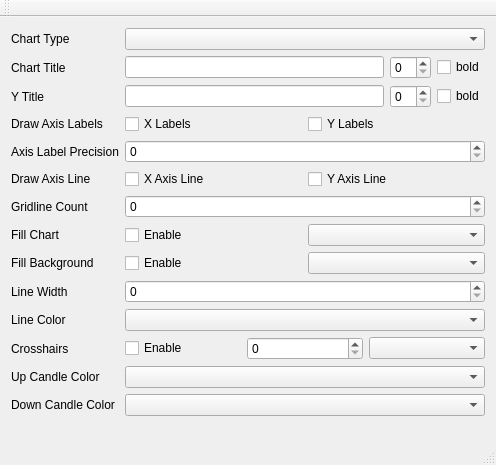
presstab/psscharts, file chartexamples/mainwindow.ui: the form before one commit.
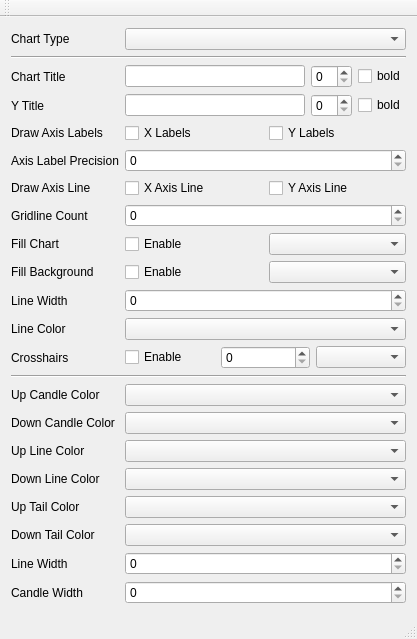
The form after the commit.

```diff
--- a/chartexamples/mainwindow.ui
+++ b/chartexamples/mainwindow.ui
@@ -6,8 +6,8 @@
    <rect>
     <x>0</x>
     <y>0</y>
-    <width>496</width>
-    <height>465</height>
+    <width>417</width>
+    <height>639</height>
    </rect>
   </property>
   <property name="windowTitle">
@@ -32,14 +32,21 @@
         <item row="0" column="1">
          <widget class="QComboBox" name="comboBoxChartType"/>
         </item>
-        <item row="1" column="0">
+        <item row="1" column="0" colspan="2">
+         <widget class="Line" name="line_2">
+          <property name="orientation">
+           <enum>Qt::Horizontal</enum>
+          </property>
+         </widget>
+        </item>
+        <item row="2" column="0">
          <widget class="QLabel" name="label">
           <property name="text">
            <string>Chart Title</string>
           </property>
          </widget>
         </item>
-        <item row="1" column="1">
+        <item row="2" column="1">
          <layout class="QHBoxLayout" name="horizontalLayout_6">
           <item>
            <widget class="QLineEdit" name="lineeditChartTitle"/>
@@ -56,14 +63,14 @@
           </item>
          </layout>
         </item>
-        <item row="2" column="0">
+        <item row="3" column="0">
          <widget class="QLabel" name="label_2">
           <property name="text">
            <string>Y Title</string>
           </property>
          </widget>
         </item>
-        <item row="2" column="1">
+        <item row="3" column="1">
          <layout class="QHBoxLayout" name="horizontalLayout_7">
           <item>
            <widget class="QLineEdit" name="lineeditYTitle"/>
@@ -80,14 +87,14 @@
           </item>
          </layout>
         </item>
-        <item row="3" column="0">
+        <item row="4" column="0">
          <widget class="QLabel" name="label_3">
           <property name="text">
            <string>Draw Axis Labels</string>
           </property>
          </widget>
         </item>
-        <item row="3" column="1">
+        <item row="4" column="1">
          <layout class="QHBoxLayout" name="horizontalLayout_2">
           <item>
            <widget class="QCheckBox" name="checkboxDrawXTitle">
@@ -105,24 +112,24 @@
           </item>
          </layout>
         </item>
-        <item row="4" column="0">
+        <item row="5" column="0">
          <widget class="QLabel" name="label_10">
           <property name="text">
            <string>Axis Label Precision</string>
           </property>
          </widget>
         </item>
-        <item row="4" column="1">
+        <item row="5" column="1">
          <widget class="QSpinBox" name="spinboxYLabelPrecision"/>
         </item>
-        <item row="5" column="0">
+        <item row="6" column="0">
          <widget class="QLabel" name="label_4">
           <property name="text">
            <string>Draw Axis Line</string>
           </property>
          </widget>
         </item>
-        <item row="5" column="1">
+        <item row="6" column="1">
          <layout class="QHBoxLayout" name="horizontalLayout_3">
           <item>
            <widget class="QCheckBox" name="checkboxDrawXAxisLine">
@@ -140,24 +147,24 @@
           </item>
          </layout>
         </item>
-        <item row="6" column="0">
+        <item row="7" column="0">
          <widget class="QLabel" name="label_7">
           <property name="text">
            <string>Gridline Count</string>
           </property>
          </widget>
         </item>
-        <item row="6" column="1">
+        <item row="7" column="1">
          <widget class="QSpinBox" name="spinboxGridlines"/>
         </item>
-        <item row="7" column="0">
+        <item row="8" column="0">
          <widget class="QLabel" name="label_5">
           <property name="text">
            <string>Fill Chart</string>
           </property>
          </widget>
         </item>
-        <item row="7" column="1">
+        <item row="8" column="1">
          <layout class="QHBoxLayout" name="horizontalLayout_4">
           <item>
            <widget class="QCheckBox" name="checkboxFillChart">
@@ -171,14 +178,14 @@
           </item>
          </layout>
         </item>
-        <item row="8" column="0">
+        <item row="9" column="0">
          <widget class="QLabel" name="label_9">
           <property name="text">
            <string>Fill Background</string>
           </property>
          </widget>
         </item>
-        <item row="8" column="1">
+        <item row="9" column="1">
          <layout class="QHBoxLayout" name="horizontalLayout_5">
           <item>
            <widget class="QCheckBox" name="checkboxFillBackground">
@@ -192,34 +199,34 @@
           </item>
          </layout>
         </item>
-        <item row="9" column="0">
+        <item row="10" column="0">
          <widget class="QLabel" name="label_6">
           <property name="text">
            <string>Line Width</string>
           </property>
          </widget>
         </item>
-        <item row="9" column="1">
+        <item row="10" column="1">
          <widget class="QSpinBox" name="spinboxLineWidth"/>
         </item>
-        <item row="10" column="0">
+        <item row="11" column="0">
          <widget class="QLabel" name="label_8">
           <property name="text">
            <string>Line Color</string>
           </property>
          </widget>
         </item>
-        <item row="10" column="1">
+        <item row="11" column="1">
          <widget class="QComboBox" name="comboboxLineColor"/>
         </item>
-        <item row="11" column="0">
+        <item row="12" column="0">
          <widget class="QLabel" name="label_11">
           <property name="text">
            <string>Crosshairs</string>
           </property>
          </widget>
         </item>
-        <item row="11" column="1">
+        <item row="12" column="1">
          <layout class="QHBoxLayout" name="horizontalLayout_8">
           <item>
            <widget class="QCheckBox" name="checkboxCrosshairs">
@@ -236,26 +243,93 @@
           </item>
          </layout>
         </item>
-        <item row="12" column="0">
+        <item row="13" column="0" colspan="2">
+         <widget class="Line" name="line">
+          <property name="orientation">
+           <enum>Qt::Horizontal</enum>
+          </property>
+         </widget>
+        </item>
+        <item row="14" column="0">
          <widget class="QLabel" name="label_25">
           <property name="text">
            <string>Up Candle Color</string>
           </property>
          </widget>
         </item>
-        <item row="13" column="0">
+        <item row="14" column="1">
+         <widget class="QComboBox" name="comboBoxUpCandleColor"/>
+        </item>
+        <item row="15" column="0">
          <widget class="QLabel" name="label_26">
           <property name="text">
            <string>Down Candle Color</string>
           </property>
          </widget>
         </item>
-        <item row="12" column="1">
-         <widget class="QComboBox" name="comboBoxUpCandleColor"/>
-        </item>
-        <item row="13" column="1">
+        <item row="15" column="1">
          <widget class="QComboBox" name="comboBoxDownCandleColor"/>
         </item>
+        <item row="16" column="0">
+         <widget class="QLabel" name="label_14">
+          <property name="text">
+           <string>Up Line Color</string>
+          </property>
+         </widget>
+        </item>
+        <item row="18" column="0">
+         <widget class="QLabel" name="label_15">
+          <property name="text">
+           <string>Up Tail Color</string>
+          </property>
+         </widget>
+        </item>
+        <item row="20" column="0">
+         <widget class="QLabel" name="label_18">
+          <property name="text">
+           <string>Line Width</string>
+          </property>
+         </widget>
+        </item>
+        <item row="16" column="1">
+         <widget class="QComboBox" name="comboBoxUpLineColor"/>
+        </item>
+        <item row="18" column="1">
+         <widget class="QComboBox" name="comboBoxUpTailColor"/>
+        </item>
+        <item row="20" column="1">
+         <widget class="QSpinBox" name="spinboxCandleLineWidth"/>
+        </item>
+        <item row="17" column="1">
+         <widget class="QComboBox" name="comboBoxDownLineColor"/>
+        </item>
+        <item row="17" column="0">
+         <widget class="QLabel" name="label_13">
+          <property name="text">
+           <string>Down Line Color</string>
+          </property>
+         </widget>
+        </item>
+        <item row="19" column="0">
+         <widget class="QLabel" name="label_16">
+          <property name="text">
+           <string>Down Tail Color</string>
+          </property>
+         </widget>
+        </item>
+        <item row="19" column="1">
+         <widget class="QComboBox" name="comboBoxDownTailColor"/>
+        </item>
+        <item row="21" column="0">
+         <widget class="QLabel" name="label_17">
+          <property name="text">
+           <string>Candle Width</string>
+          </property>
+         </widget>
+        </item>
+        <item row="21" column="1">
+         <widget class="QSpinBox" name="spinboxCandleWidth"/>
+        </item>
        </layout>
       </item>
      </layout>
```
Left out of the diff: 2 changed lines with no effect on the pictures.
